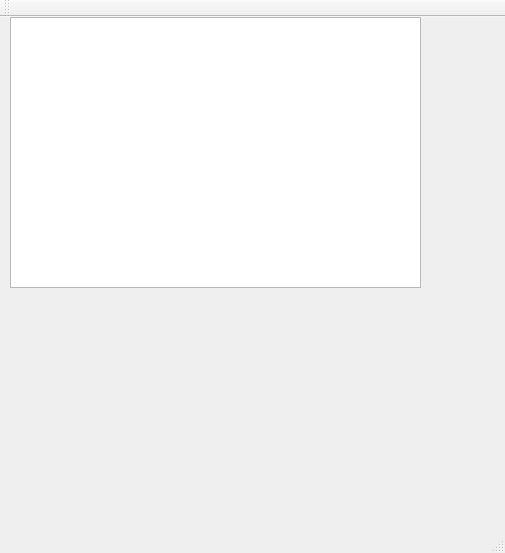
First picture: the form in mainwindow.ui, repository Alexey-N-Chernyshov/AntAlgorithm, before the edit.
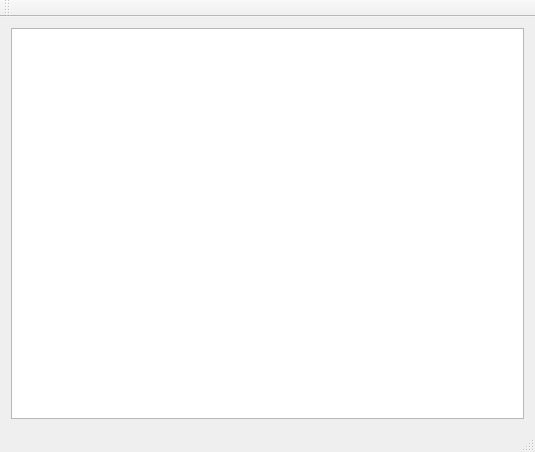
Second picture: the form after the edit.

Commit message: basic scene functioanality + start interface

Patch:
```diff
--- a/mainwindow.ui
+++ b/mainwindow.ui
@@ -6,24 +6,19 @@
    <rect>
     <x>0</x>
     <y>0</y>
-    <width>505</width>
-    <height>553</height>
+    <width>535</width>
+    <height>452</height>
    </rect>
   </property>
   <property name="windowTitle">
    <string>MainWindow</string>
   </property>
   <widget class="QWidget" name="centralWidget">
-   <widget class="QGraphicsView" name="graphicsView">
-    <property name="geometry">
-     <rect>
-      <x>10</x>
-      <y>0</y>
-      <width>411</width>
-      <height>271</height>
-     </rect>
-    </property>
-   </widget>
+   <layout class="QGridLayout" name="gridLayout">
+    <item row="0" column="0">
+     <widget class="QGraphicsView" name="graphicsView"/>
+    </item>
+   </layout>
   </widget>
   <widget class="QMenuBar" name="menuBar">
    <property name="geometry">
@@ -35,7 +30,11 @@
     </rect>
    </property>
   </widget>
-  <widget class="QToolBar" name="mainToolBar">
+  <widget class="QStatusBar" name="statusBar"/>
+  <widget class="QToolBar" name="toolBar">
+   <property name="windowTitle">
+    <string>toolBar</string>
+   </property>
    <attribute name="toolBarArea">
     <enum>TopToolBarArea</enum>
    </attribute>
@@ -43,7 +42,6 @@
     <bool>false</bool>
    </attribute>
   </widget>
-  <widget class="QStatusBar" name="statusBar"/>
  </widget>
  <layoutdefault spacing="6" margin="11"/>
  <resources/>
```
Left out of the diff: 5 changed lines with no effect on the pictures. The commit also changes 7 other files.
